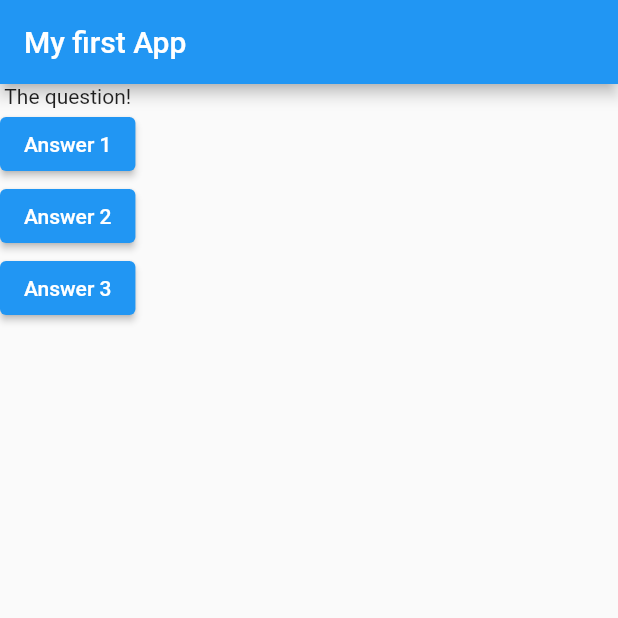
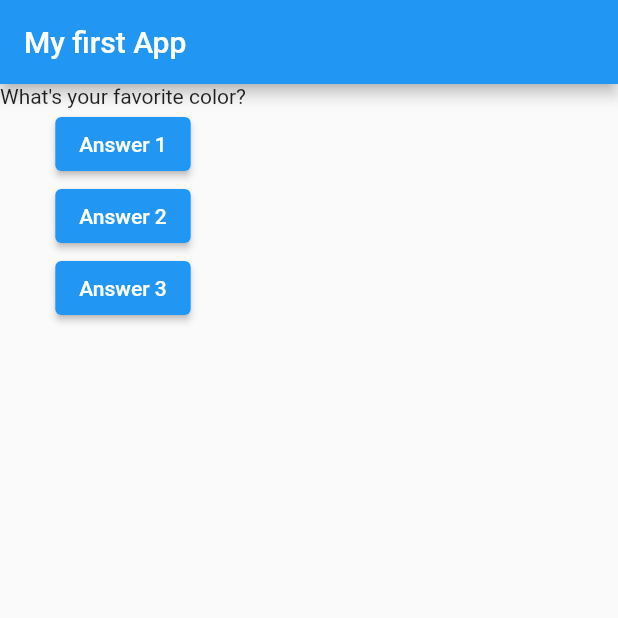
Before and after one commit to mgiuseppe/flutter-quiz-app, a Flutter app: the screen it shows after launch, after a tap on "Answer 2", on a phone screen of 412 x 824 dp, the top half of it. Run offline on Flutter 3.47's test engine with Material 2 defaults, Android fonts, the phone set to English and light mode, and no system bars.

Commit message:
added state in stateless widget (this is wrong!)

```diff
--- a/lib/main.dart
+++ b/lib/main.dart
@@ -3,15 +3,16 @@ import 'package:flutter/material.dart';
 void main() => runApp(MyApp());
 
 class MyApp extends StatelessWidget {
-  var questions = [
-    'What\'s your favorite color?',
-    'What\'s your favorite animal?'
-  ];
+  var questionIndex = 0;
 
   MyApp({Key? key}) : super(key: key);
 
   @override
   Widget build(BuildContext context) {
+    var questions = [
+      'What\'s your favorite color?',
+      'What\'s your favorite animal?'
+    ];
     return MaterialApp(
         title: 'Flutter Demo',
         theme: ThemeData(primarySwatch: Colors.blue),
@@ -20,20 +21,19 @@ class MyApp extends StatelessWidget {
             appBar: AppBar(title: const Text('My first App')),
             body: Column(
               children: [
-                const Text('The question!'),
+                Text(questions[questionIndex]),
                 ElevatedButton(
                     child: const Text('Answer 1'), onPressed: onPressed),
                 ElevatedButton(
-                    child: const Text('Answer 2'),
-                    onPressed: () {
-                      print('Answer 2 chosen!');
-                    }),
+                    child: const Text('Answer 2'), onPressed: onPressed),
                 ElevatedButton(
-                    child: const Text('Answer 3'),
-                    onPressed: () => print('Answer 3 chsoen!')),
+                    child: const Text('Answer 3'), onPressed: onPressed),
               ],
             )));
   }
 
-  onPressed() => print('Answer chosen!');
+  void onPressed() {
+    questionIndex = questionIndex + 1;
+    print(questionIndex);
+  }
 }
```
